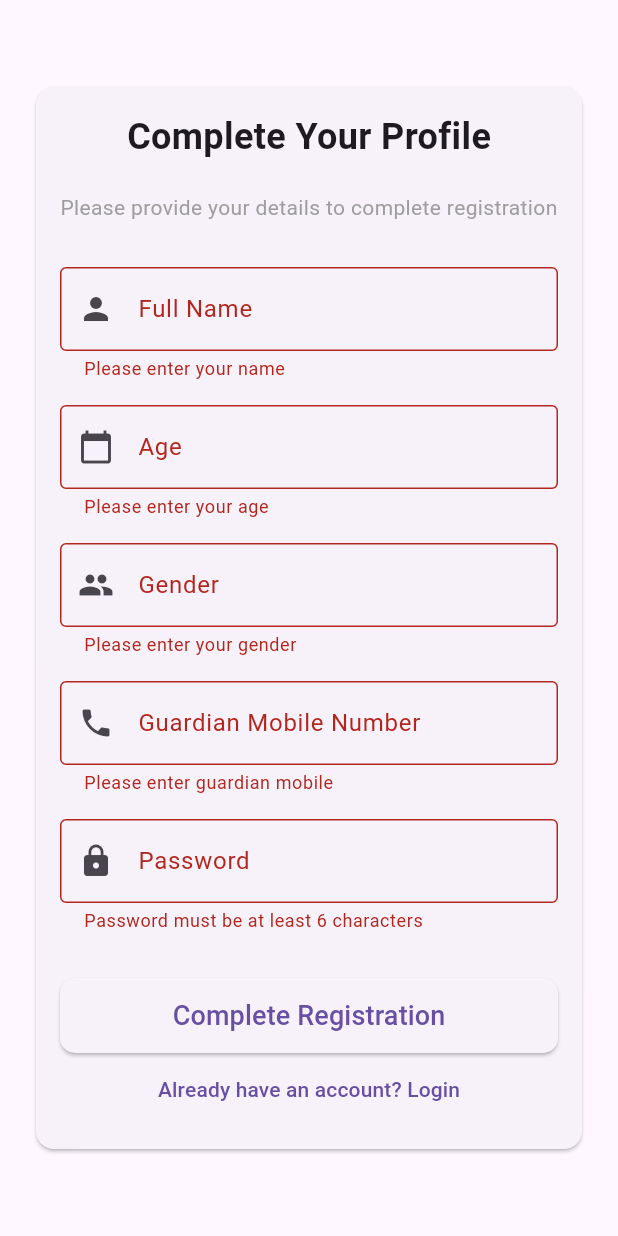
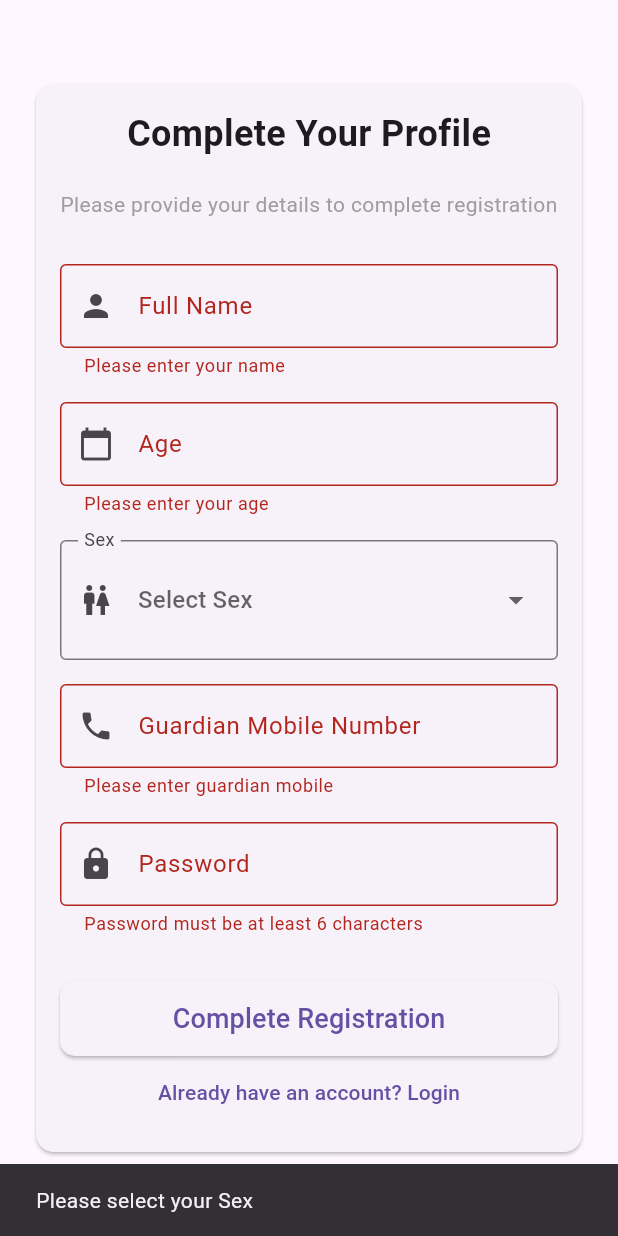
Before and after one commit to sleepyheads3/CardioCare, a Flutter app: the PatientRegisterPage screen opened directly with empty values, after a tap on "Complete Registration", on a phone screen of 412 x 824 dp. Run offline on Flutter 3.47's test engine with Material 3 defaults, Android fonts, the light colour scheme and no system bars; drawn by our look-alikes of animated_background; our stand-ins replace cloud_firestore, firebase_auth, firebase_core, firebase_database, flutter_bluetooth_serial; missing offline and left inert: tflite_flutter; accounts and stored records are empty.

Commit message:
Resolved merge conflicts

```diff
--- a/lib/main.dart
+++ b/lib/main.dart
@@ -4,7 +4,7 @@ import 'screens/role_selection_page.dart';
 import 'screens/patient_login_page.dart';
 import 'screens/guardian_login_page.dart';
 import 'screens/home_page.dart';
-
+import 'package:cloud_firestore/cloud_firestore.dart';
 void main() async {
   WidgetsFlutterBinding.ensureInitialized();
   await Firebase.initializeApp();
--- a/lib/screens/patient_register_page.dart
+++ b/lib/screens/patient_register_page.dart
@@ -3,6 +3,7 @@ import 'package:uuid/uuid.dart';
 import '../services/auth_service.dart';
 import '../services/database_service.dart';
 import 'patient_login_page.dart';
+import 'home_page.dart';
 import '../widgets/animated_background.dart';
 
 class PatientRegisterPage extends StatefulWidget {
@@ -22,17 +23,22 @@ class _PatientRegisterPageState extends State<PatientRegisterPage> {
   final _authService = AuthService();
   final _dbService = DatabaseService();
 
-  String name = '', gender = '', guardianMobile = '', password = '';
+  String name = '';
+  String gender = '';
+  String guardianMobile = '';
+  String password = '';
   int age = 0;
   String? patientId;
   bool _isLoading = false;
+
+  // For gender selection
+  String? _selectedGender; // 'M' or 'F'
 
   @override
   Widget build(BuildContext context) {
     return Scaffold(
       body: Stack(
         children: [
-          // Provide a non-null child for AnimatedBackgroundWidget
           const AnimatedBackgroundWidget(child: SizedBox.expand()),
           SafeArea(
             child: Center(
@@ -80,17 +86,44 @@ class _PatientRegisterPageState extends State<PatientRegisterPage> {
                             ),
                             keyboardType: TextInputType.number,
                             onChanged: (v) => age = int.tryParse(v) ?? 0,
-                            validator: (v) => v!.isEmpty ? 'Please enter your age' : null,
+                            validator: (v) {
+                              if (v == null || v.isEmpty) return 'Please enter your age';
+                              final val = int.tryParse(v);
+                              if (val == null || val < 1) return 'Enter a valid age';
+                              return null;
+                            },
                           ),
                           const SizedBox(height: 16),
-                          TextFormField(
+                          // Gender Selection
+                          InputDecorator(
                             decoration: const InputDecoration(
-                              labelText: 'Gender',
-                              prefixIcon: Icon(Icons.people),
+                              labelText: 'Sex',
+                              prefixIcon: Icon(Icons.wc),
                               border: OutlineInputBorder(),
                             ),
-                            onChanged: (v) => gender = v,
-                            validator: (v) => v!.isEmpty ? 'Please enter your gender' : null,
+                            child: DropdownButtonHideUnderline(
+                              child: DropdownButton<String>(
+                                value: _selectedGender,
+                                isExpanded: true,
+                                items: const [
+                                  DropdownMenuItem(
+                                    value: 'M',
+                                    child: Text('Male'),
+                                  ),
+                                  DropdownMenuItem(
+                                    value: 'F',
+                                    child: Text('Female'),
+                                  ),
+                                ],
+                                onChanged: (value) {
+                                  setState(() {
+                                    _selectedGender = value;
+                                    gender = value ?? '';
+                                  });
+                                },
+                                hint: const Text("Select Sex"),
+                              ),
+                            ),
                           ),
                           const SizedBox(height: 16),
                           TextFormField(
@@ -122,17 +155,21 @@ class _PatientRegisterPageState extends State<PatientRegisterPage> {
                               onPressed: _isLoading
                                   ? null
                                   : () async {
-                                if (_formKey.currentState!.validate()) {
+                                if (_formKey.currentState!.validate() && _selectedGender != null) {
                                   setState(() => _isLoading = true);
                                   try {
                                     // Generate unique Patient ID
                                     patientId = 'P${const Uuid().v4().substring(0, 6).toUpperCase()}';
+
+                                    // Register user with email (email is phone@hhm.com)
                                     await _authService.registerWithEmail('${widget.phoneNumber}@hhm.com', password);
+
+                                    // Save patient data by patientId (not phone)
                                     await _dbService.createPatient({
                                       'id': patientId,
                                       'name': name,
                                       'age': age,
-                                      'gender': gender,
+                                      'gender': _selectedGender, // Will be either 'M' or 'F'
                                       'mobile': widget.phoneNumber,
                                       'guardianMobile': guardianMobile,
                                     }, patientId!);
@@ -161,7 +198,12 @@ class _PatientRegisterPageState extends State<PatientRegisterPage> {
                                               Navigator.pop(context);
                                               Navigator.pushReplacement(
                                                 context,
-                                                MaterialPageRoute(builder: (_) => const PatientLoginPage()),
+                                                MaterialPageRoute(
+                                                  builder: (_) => HomePage(
+                                                    userId: patientId!,
+                                                    isPatient: true,
+                                                  ),
+                                                ),
                                               );
                                             },
                                           ),
@@ -178,6 +220,10 @@ class _PatientRegisterPageState extends State<PatientRegisterPage> {
                                       setState(() => _isLoading = false);
                                     }
                                   }
+                                } else if (_selectedGender == null) {
+                                  ScaffoldMessenger.of(context).showSnackBar(
+                                    const SnackBar(content: Text('Please select your Sex')),
+                                  );
                                 }
                               },
                               style: ElevatedButton.styleFrom(
--- a/pubspec.yaml
+++ b/pubspec.yaml
@@ -16,11 +16,12 @@ dependencies:
   animated_background: ^2.0.0
   flutter_bluetooth_serial: ^0.4.0
   permission_handler: ^12.0.0+1
-#  flutter_blue: ^0.8.0
+  cloud_firestore: ^5.6.8
 dev_dependencies:
   flutter_test:
     sdk: flutter
 
 flutter:
+  uses-material-design: true
   assets:
     - assets/heart_risk_model.tflite
```
Also changed, not shown: lib/screens/home_page.dart (+220 -152 lines), lib/services/auth_service.dart (+9 -0 lines), lib/screens/patient_login_page.dart (line endings or trailing spaces), lib/screens/patient_phone_verification_page.dart (line endings or trailing spaces), pubspec.lock, 5 other files.
